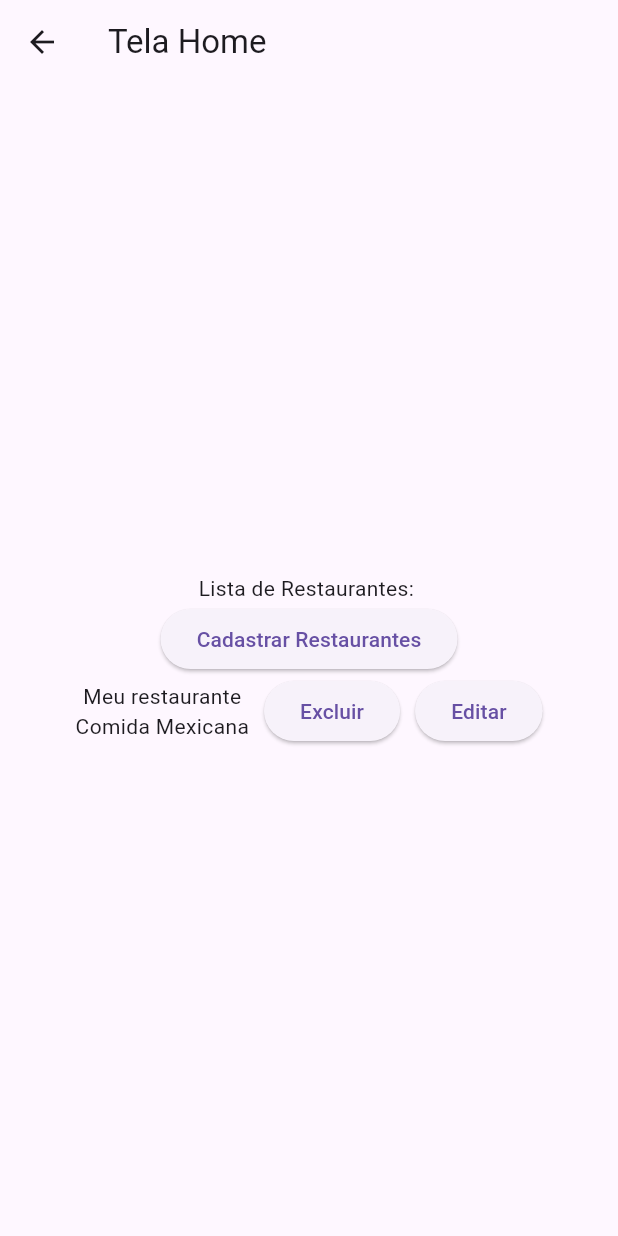
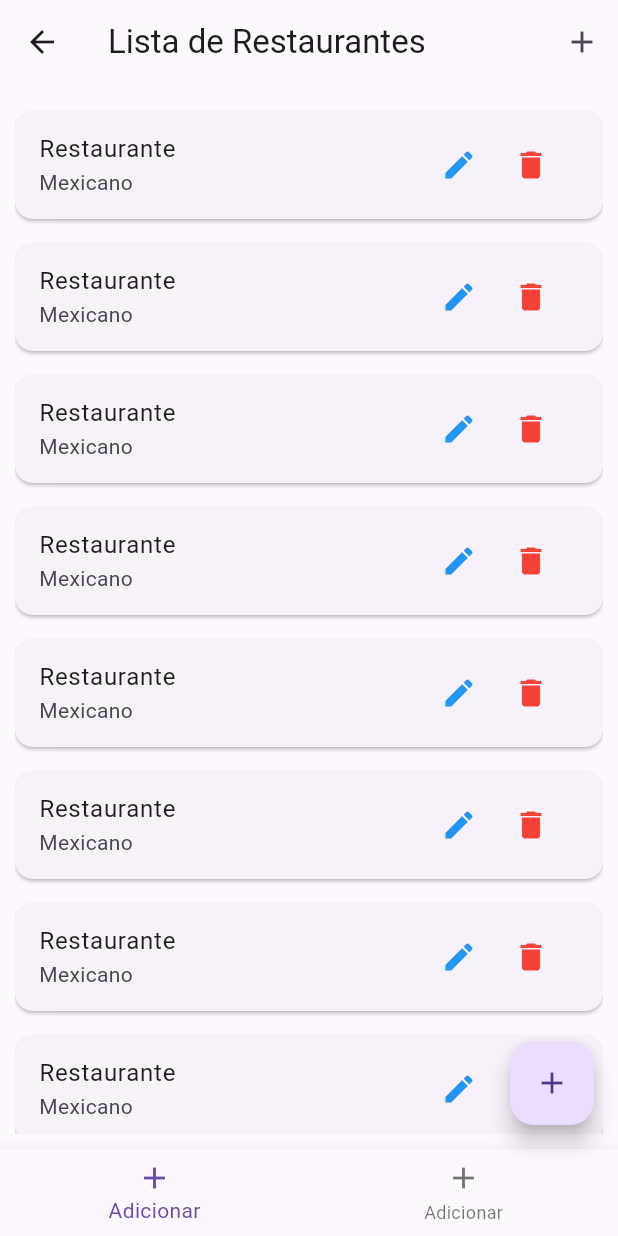
Before and after one commit to Graziely-Santos/mimpedir, a Flutter app: the TelaHome screen opened directly, on a phone screen of 412 x 824 dp. Run offline on Flutter 3.47's test engine with Material 3 defaults, Android fonts, the phone set to English and light mode, and no system bars; our stand-ins replace sqflite; accounts and stored records are empty.

Commit message:
Fazendo restaurnte DAO e modificando algumas coisas da tela home

```diff
--- /dev/null
+++ b/lib/banco/restaurante_DAO.dart
@@ -0,0 +1,3 @@
+import 'package:mimpedir/banco/database_helper.dart';
+
+import '../restaurante.dart';
--- a/lib/tela_home.dart
+++ b/lib/tela_home.dart
@@ -1,41 +1,80 @@
 import 'package:flutter/material.dart';
+import 'package:mimpedir/banco/restaurante_DAO.dart';
 import 'package:mimpedir/tela_cad_restaurante.dart';
+import '../restaurante.dart';
 
-class TelaHome extends StatelessWidget{
+class TelaHome extends StatefulWidget {
   TelaHome({super.key});
+
+@override
+  State<TelaHome> createState() => TelaHomeState();
+}
+
+class TelaHomeState extends State<TelaHome>{
+
+
+  @override
+  void initState(){
+    super.initState();
+        carregarRestaurantes();
+  }
+
+  Future<void> carregarRestaurantes() async{
+    final lista = await RestauranteDAO.listarTodos();
+    setState(() {
+    });
+  }
 
  @override
   Widget build(BuildContext context) {
      return Scaffold(
-       appBar: AppBar(title: const Text('Tela Home')),
-       body: Padding(padding: const EdgeInsets.all(20),
-        child: Column(
-          mainAxisAlignment: MainAxisAlignment.center,
-           children: [
-             Text("Lista de Restaurantes: "),
-             ElevatedButton(onPressed: (){
-               Navigator.push(context, MaterialPageRoute(builder: (context) => TelaCadRestaurante()));
-             }, child: Text("Cadastrar Restaurantes")),
-             Row(
-               mainAxisAlignment: MainAxisAlignment.center,
-               children:
-               [
-                 Column(
-                   children: [
-                     Text("Meu restaurante"),
-                     Text("Comida Mexicana")
-                   ],
-                 ),
-                 SizedBox(width: 10),
-                 ElevatedButton(onPressed: (){}, child: Text("Excluir")),
-                 SizedBox(width: 10),
-                 ElevatedButton(onPressed: (){}, child: Text("Editar")),
-               ],
-             ),
+       appBar: AppBar(
+           title: const Text("Lista de Restaurantes "),
+           actions: [
+             IconButton(
+                 onPressed: (){
+                   Navigator.push(context, MaterialPageRoute(builder: (context) => TelaCadRestaurante()));
+                 },
+                 icon: Icon(Icons.add)
+             )
            ],
        ),
-       )
+       body: Padding(padding: const EdgeInsets.all(10),
+         child: ListView.builder(
+           itemCount: 20,
+           itemBuilder: (context, index){
+             return Card(
+               margin: EdgeInsets.symmetric(vertical: 8),
+               child: ListTile(
+                 title: Text("Restaurante"),
+                 subtitle: Text("Mexicano"),
+                 trailing: Row(
+                   mainAxisSize: MainAxisSize.min,
+                   children: [
+                     IconButton(onPressed: (){
+                       Navigator.push(context, MaterialPageRoute(builder: (context) => TelaCadRestaurante()));
+                     }, icon: Icon(Icons.edit, color: Colors.blue,)),
+                     IconButton(onPressed: (){}, icon: Icon(Icons.delete, color: Colors.red)),
+                  ],
+                ),
+              ),
+            );
+          }
+         ),
+       ),
+       floatingActionButton: FloatingActionButton(
+         onPressed: (){
+           Navigator.push(context, MaterialPageRoute(builder: (context) => TelaCadRestaurante()));
+         },
+         child: Icon(Icons.add),
+       ),
+       bottomNavigationBar: BottomNavigationBar(
+           items: const<BottomNavigationBarItem>[
+             BottomNavigationBarItem(icon: Icon(Icons.add), label: 'Adicionar'),
+             BottomNavigationBarItem(icon: Icon(Icons.add), label: 'Adicionar'),
+           ],
+       ),
+
      );
-
   }
 }
```
